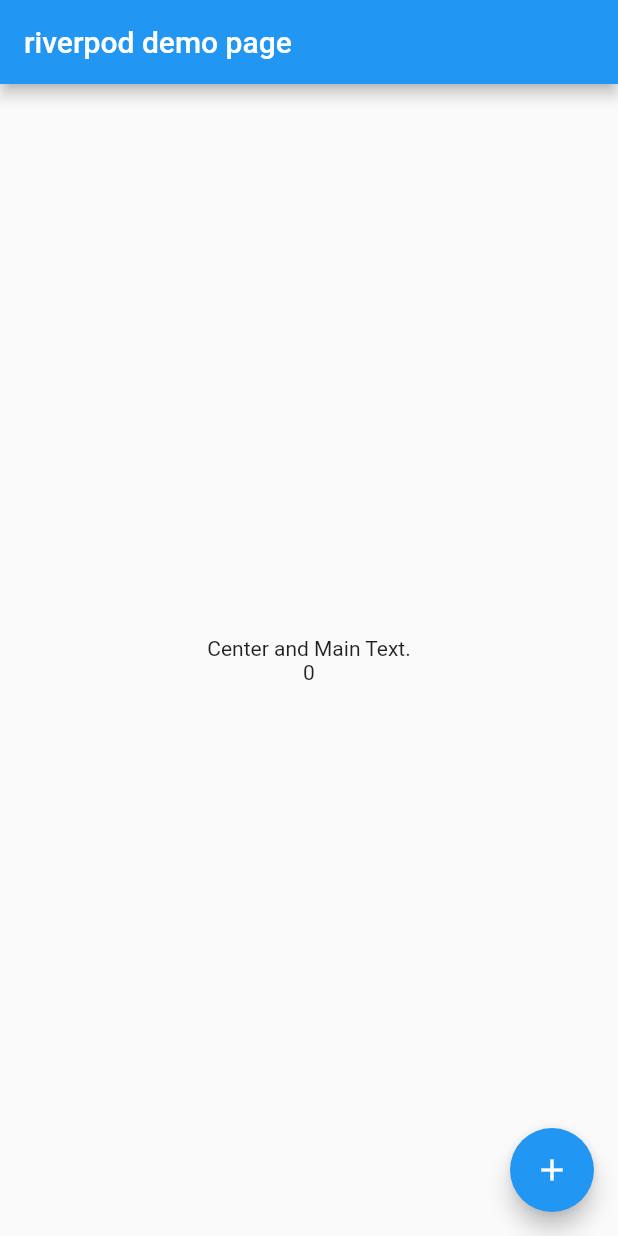
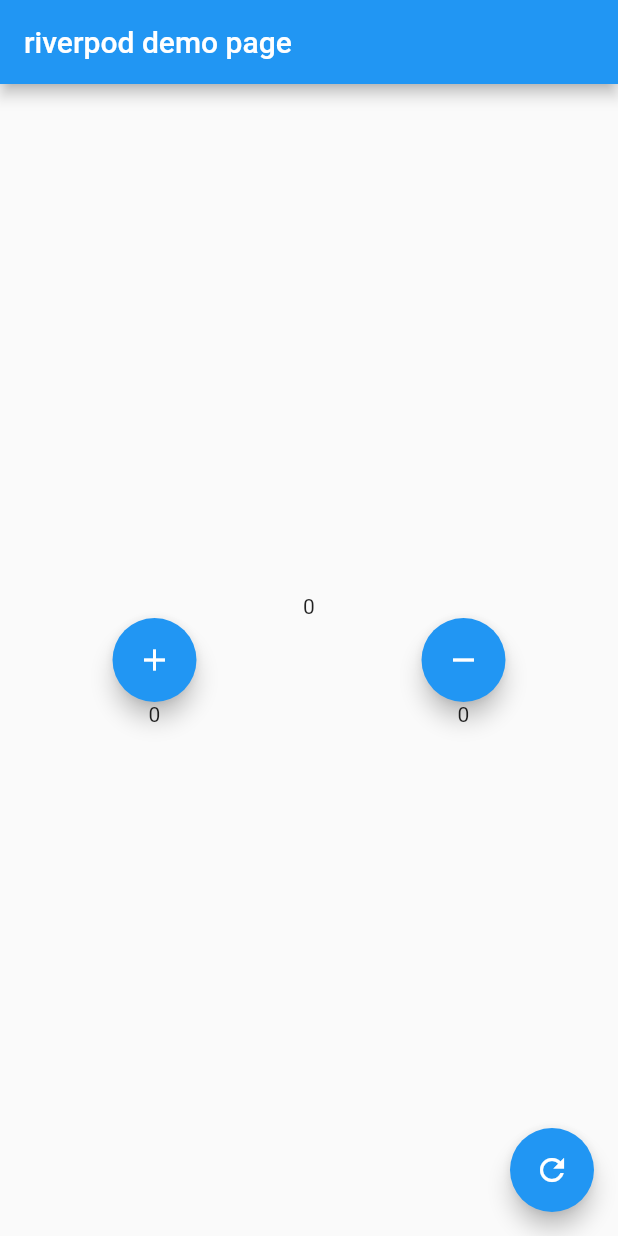
Before and after one commit to TaiyoMaruyama/flutter_practice_riverpod, a Flutter app: the screen it shows after launch, on a phone screen of 412 x 824 dp. Run offline on Flutter 3.47's test engine with Material 2 defaults, Android fonts, the phone set to English and light mode, and no system bars; our stand-ins replace flutter_riverpod.

Commit message:
lesson MVVM.

```diff
--- a/lib/main.dart
+++ b/lib/main.dart
@@ -40,18 +40,41 @@ class _MyHomePageState extends ConsumerState<MyHomePage> {
           mainAxisAlignment: MainAxisAlignment.center,
           children: [
             Text(
-              ref.watch(mainText),
+              ref.watch(countProvider).toString(),
             ),
-            Text(
-              ref.watch(countProvider).toString(),
+            Row(
+              mainAxisAlignment: MainAxisAlignment.spaceAround,
+              children: [
+                FloatingActionButton(
+                  onPressed: () => ref.watch(countProvider.notifier).state++,
+                  tooltip: 'Increment',
+                  child: const Icon(Icons.add),
+                ),
+                FloatingActionButton(
+                  onPressed: () => ref.watch(countProvider.notifier).state--,
+                  tooltip: 'Increment',
+                  child: const Icon(Icons.remove),
+                ),
+              ],
+            ),
+            Row(
+              mainAxisAlignment: MainAxisAlignment.spaceAround,
+              children: [
+                Text(
+                  ref.watch(addProvider).toString(),
+                ),
+                Text(
+                  ref.watch(removeProvider).toString(),
+                ),
+              ],
             ),
           ],
         ),
       ),
       floatingActionButton: FloatingActionButton(
-        onPressed: () => ref.read(countProvider.notifier).state++,
+        onPressed: () => ref.read(countProvider.notifier).state = 0,
         tooltip: 'Increment',
-        child: const Icon(Icons.add),
+        child: const Icon(Icons.refresh),
       ),
     );
   }
--- a/lib/provider.dart
+++ b/lib/provider.dart
@@ -2,6 +2,8 @@ import 'package:flutter_riverpod/flutter_riverpod.dart';
 
 final titleProvider = Provider((ref) => 'riverpod demo page');
 
-final mainText = Provider((ref) => 'Center and Main Text.');
+final countProvider = StateProvider<int>((ref) => 0);
 
-final countProvider = StateProvider<int>((ref) => 0);
+final addProvider = StateProvider<int>((ref) => 0);
+
+final removeProvider = StateProvider<int>((ref) => 0);
```
